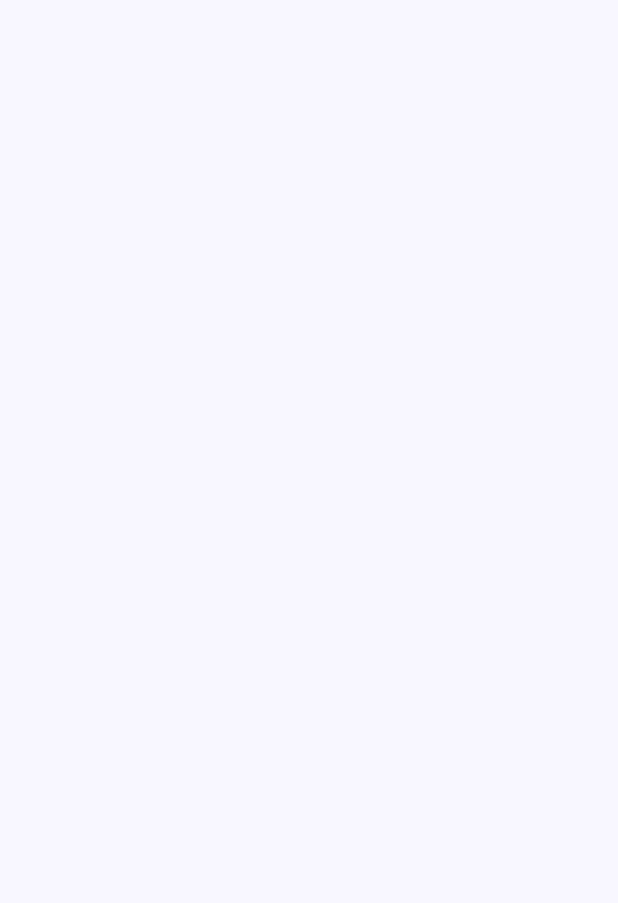
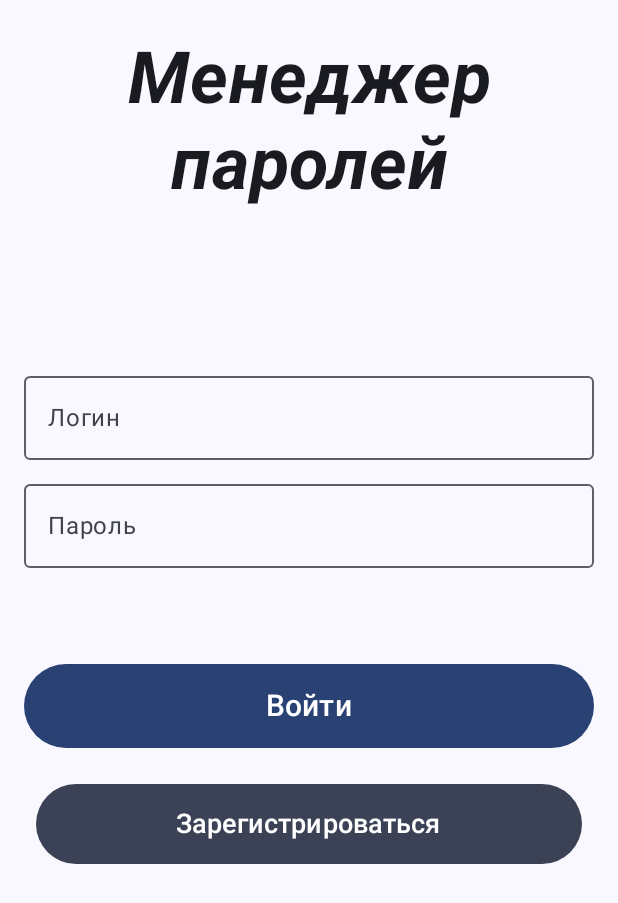
Before and after one commit to DmitriyS2/SavePasswords, an Android app built with Jetpack Compose: the screen it shows after launch (MainActivity), on a phone screen of 412 x 824 dp. Before the commit the part shown is empty. Shown: the top 903 px of the screen. Run offline under Robolectric (Android 15) with nearby library versions, the phone set to English and light mode, and no system bars; our stand-ins replace Dagger/Hilt's generated code; libraries missing offline, so code that uses them is left out: androidx.hilt.lifecycle.

Commit message:
отрисовка LoginScreen, доб LoginContract и vm

```diff
--- a/app/src/main/java/com/sd/savepasswords/MainActivity.kt
+++ b/app/src/main/java/com/sd/savepasswords/MainActivity.kt
@@ -13,7 +13,9 @@ import androidx.navigation.compose.rememberNavController
 import com.sd.common.Routes
 import com.sd.login_feature.LoginFeatureRoute
 import com.sd.util.ui.SavePasswordsTheme
+import dagger.hilt.android.AndroidEntryPoint
 
+@AndroidEntryPoint
 class MainActivity : ComponentActivity() {
 
     override fun onCreate(savedInstanceState: Bundle?) {
--- a/app_feature/base_feature/src/main/java/com/sd/base_feature/MviViewModel.kt
+++ b/app_feature/base_feature/src/main/java/com/sd/base_feature/MviViewModel.kt
@@ -16,8 +16,8 @@ abstract class MviViewModel<S : MviState, A : MviEvent, E : MviEffect> : ViewMod
     private val _state: MutableStateFlow<S> = MutableStateFlow(initialState)
     val state get() = _state.asStateFlow()
 
-    private val _action: MutableSharedFlow<A> = MutableSharedFlow()
-    val action get() = _action.asSharedFlow()
+    private val _event: MutableSharedFlow<A> = MutableSharedFlow()
+    val event get() = _event.asSharedFlow()
 
     private val _effect = MutableSharedFlow<E>()
     val effect get() = _effect.asSharedFlow()
@@ -30,10 +30,10 @@ abstract class MviViewModel<S : MviState, A : MviEvent, E : MviEffect> : ViewMod
 
     abstract fun initialState(): S
 
-    abstract fun handleEvent(action: A)
+    abstract fun handleEvent(event: A)
 
-    fun setAction(action: A) {
-        viewModelScope.launch { _action.emit(action) }
+    fun setEvent(event: A) {
+        viewModelScope.launch { _event.emit(event) }
     }
 
     fun setState(reduce: (S) -> S) {
@@ -46,7 +46,7 @@ abstract class MviViewModel<S : MviState, A : MviEvent, E : MviEffect> : ViewMod
 
     private fun subscribeEvents() {
         viewModelScope.launch {
-            action.collect { handleEvent(it) }
+            event.collect { handleEvent(it) }
         }
     }
 }
--- a/app_feature/login_feature/build.gradle.kts
+++ b/app_feature/login_feature/build.gradle.kts
@@ -59,6 +59,7 @@ dependencies {
     androidTestImplementation(libs.androidx.ui.test.junit4)
     debugImplementation(libs.androidx.ui.tooling)
     debugImplementation(libs.androidx.ui.test.manifest)
+    implementation(libs.material.icons)
 
     // Kotlin coroutines with lifecycle
     implementation(libs.bundles.lifecycle)
--- a/app_feature/login_feature/src/main/java/com/sd/login_feature/LoginFeatureRoute.kt
+++ b/app_feature/login_feature/src/main/java/com/sd/login_feature/LoginFeatureRoute.kt
@@ -2,8 +2,31 @@ package com.sd.login_feature
 
 import androidx.compose.foundation.layout.PaddingValues
 import androidx.compose.runtime.Composable
+import androidx.compose.runtime.LaunchedEffect
+import androidx.compose.runtime.collectAsState
+import androidx.hilt.lifecycle.viewmodel.compose.hiltViewModel
+import com.sd.login_feature.presentation.LoginContract
+import com.sd.login_feature.presentation.LoginScreen
+import com.sd.login_feature.presentation.LoginViewModel
 
 @Composable
 fun LoginFeatureRoute(innerPadding: PaddingValues) {
 
+    val viewModel = hiltViewModel<LoginViewModel>()
+    val state = viewModel.state.collectAsState()
+
+    LoginScreen(
+        state = state.value,
+        onEvent = viewModel::handleEvent,
+        padding = innerPadding
+    )
+
+    LaunchedEffect(Unit) {
+        viewModel.effect.collect {
+            when (it) {
+                LoginContract.Effect.NavigateToMain -> TODO()
+                LoginContract.Effect.NavigateToRegistration -> TODO()
+            }
+        }
+    }
 }
--- /dev/null
+++ b/app_feature/login_feature/src/main/java/com/sd/login_feature/presentation/LoginContract.kt
@@ -0,0 +1,24 @@
+package com.sd.login_feature.presentation
+
+import com.sd.base_feature.MviEffect
+import com.sd.base_feature.MviEvent
+import com.sd.base_feature.MviState
+
+internal object LoginContract {
+    sealed interface Event : MviEvent {
+        data class ChangeTextLogin(val text: String) : Event
+        data class ChangeTextPassword(val text: String) : Event
+        data object OnClickEntry : Event
+        data object OnClickRegistration : Event
+    }
+
+    data class State(
+        val loginText: String = "",
+        val passwordText: String = "",
+    ) : MviState
+
+    sealed interface Effect : MviEffect {
+        data object NavigateToMain : Effect
+        data object NavigateToRegistration : Effect
+    }
+}
--- a/app_feature/login_feature/src/main/java/com/sd/login_feature/presentation/LoginScreen.kt
+++ b/app_feature/login_feature/src/main/java/com/sd/login_feature/presentation/LoginScreen.kt
@@ -1,21 +1,121 @@
 package com.sd.login_feature.presentation
 
-import androidx.compose.foundation.layout.Box
+import android.annotation.SuppressLint
+import androidx.compose.foundation.layout.Column
+import androidx.compose.foundation.layout.PaddingValues
 import androidx.compose.foundation.layout.fillMaxSize
+import androidx.compose.foundation.layout.fillMaxWidth
+import androidx.compose.foundation.layout.padding
+import androidx.compose.material3.Button
+import androidx.compose.material3.ButtonDefaults
+import androidx.compose.material3.MaterialTheme
+import androidx.compose.material3.OutlinedTextField
+import androidx.compose.material3.Scaffold
+import androidx.compose.material3.Text
 import androidx.compose.runtime.Composable
 import androidx.compose.ui.Modifier
+import androidx.compose.ui.text.font.FontStyle
+import androidx.compose.ui.text.font.FontWeight
+import androidx.compose.ui.text.style.TextAlign
 import androidx.compose.ui.tooling.preview.Preview
+import androidx.compose.ui.unit.dp
+import androidx.compose.ui.unit.sp
+import com.sd.login_feature.presentation.LoginContract.Event
+import com.sd.login_feature.presentation.LoginContract.State
 import com.sd.util.ui.SavePasswordsTheme
 
+@SuppressLint("UnusedMaterial3ScaffoldPaddingParameter")
 @Composable
-fun LoginScreen() {
-    Box(modifier = Modifier.fillMaxSize())
+internal fun LoginScreen(
+    state: State,
+    onEvent: (Event) -> Unit,
+    padding: PaddingValues
+) {
+    Scaffold(
+        modifier = Modifier
+            .fillMaxSize()
+            .padding(padding),
+        content = {
+            Column(
+                modifier = Modifier
+                    .fillMaxWidth()
+                    .padding(top = 24.dp)
+            )
+            {
+                Text(
+                    modifier = Modifier.fillMaxWidth(),
+                    text = "Менеджер",
+                    textAlign = TextAlign.Center,
+                    fontSize = 48.sp,
+                    fontStyle = FontStyle.Italic,
+                    fontWeight = FontWeight.Bold,
+                )
+                Text(
+                    modifier = Modifier.fillMaxWidth(),
+                    text = "паролей",
+                    textAlign = TextAlign.Center,
+                    fontSize = 48.sp,
+                    fontStyle = FontStyle.Italic,
+                    fontWeight = FontWeight.Bold,
+                )
+                OutlinedTextField(
+                    modifier = Modifier
+                        .fillMaxWidth()
+                        .padding(start = 16.dp, end = 16.dp, top = 104.dp),
+                    value = state.loginText,
+                    onValueChange = { onEvent.invoke(Event.ChangeTextLogin(it)) },
+                    label = { Text(text = "Логин") },
+                    singleLine = true,
+                )
+                OutlinedTextField(
+                    modifier = Modifier
+                        .fillMaxWidth()
+                        .padding(start = 16.dp, end = 16.dp, top = 8.dp),
+                    value = state.passwordText,
+                    onValueChange = { onEvent.invoke(Event.ChangeTextPassword(it)) },
+                    label = { Text(text = "Пароль") },
+                    singleLine = true,
+                )
+                Button(
+                    modifier = Modifier
+                        .fillMaxWidth()
+                        .padding(top = 64.dp, start = 16.dp, end = 16.dp),
+                    onClick = {}) {
+                    Text(
+                        modifier = Modifier.padding(vertical = 8.dp),
+                        text = "Войти",
+                        fontSize = 20.sp
+                    )
+                }
+                Button(
+                    modifier = Modifier
+                        .fillMaxWidth()
+                        .padding(top = 24.dp, start = 24.dp, end = 24.dp),
+                    onClick = {},
+                    colors = ButtonDefaults.buttonColors(
+                        containerColor = MaterialTheme.colorScheme.secondary,
+                        contentColor = MaterialTheme.colorScheme.onSecondary
+                    )
+                ) {
+                    Text(
+                        modifier = Modifier.padding(vertical = 8.dp),
+                        text = "Зарегистрироваться",
+                        fontSize = 18.sp
+                    )
+                }
+            }
+        }
+    )
 }
 
 @Preview(showBackground = true)
 @Composable
 fun PreviewLoginScreen() {
     SavePasswordsTheme {
-        LoginScreen()
+        LoginScreen(
+            state = State(),
+            onEvent = {},
+            padding = PaddingValues(0.dp)
+        )
     }
 }
--- a/gradle/libs.versions.toml
+++ b/gradle/libs.versions.toml
@@ -32,6 +32,7 @@ androidx-ui-tooling-preview = { group = "androidx.compose.ui", name = "ui-toolin
 androidx-ui-test-manifest = { group = "androidx.compose.ui", name = "ui-test-manifest" }
 androidx-ui-test-junit4 = { group = "androidx.compose.ui", name = "ui-test-junit4" }
 androidx-material3 = { group = "androidx.compose.material3", name = "material3" }
+material-icons = { group = "androidx.compose.material", name = "material-icons-extended" }
 
 # Lifecycle
 lifecycle-runtime = { group = "androidx.lifecycle", name = "lifecycle-runtime-ktx", version.ref = "lifecycleRuntimeKtx" }
```
Also changed, not shown: app_feature/login_feature/src/main/java/com/sd/login_feature/presentation/LoginViewModel.kt (added, +31 -0 lines).
